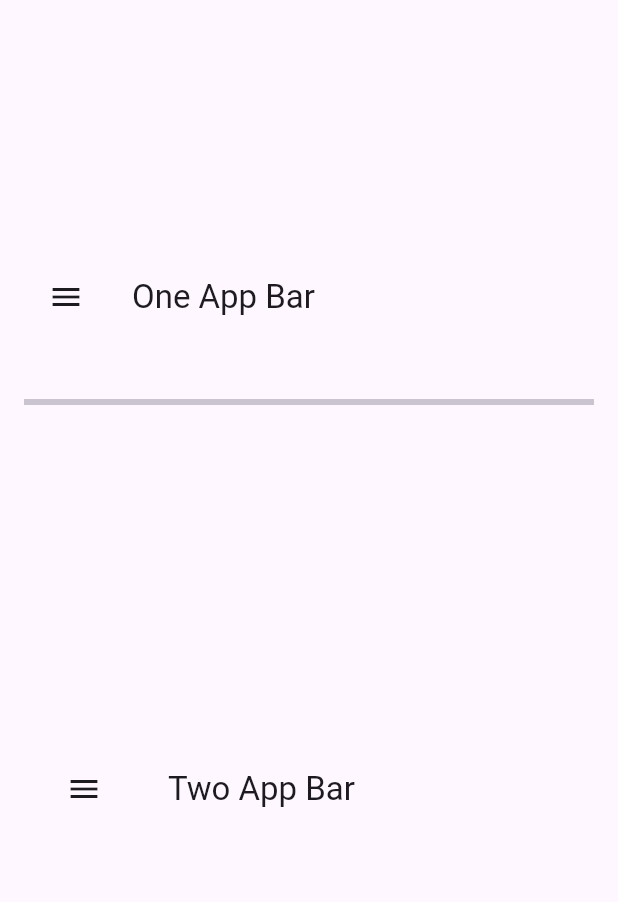
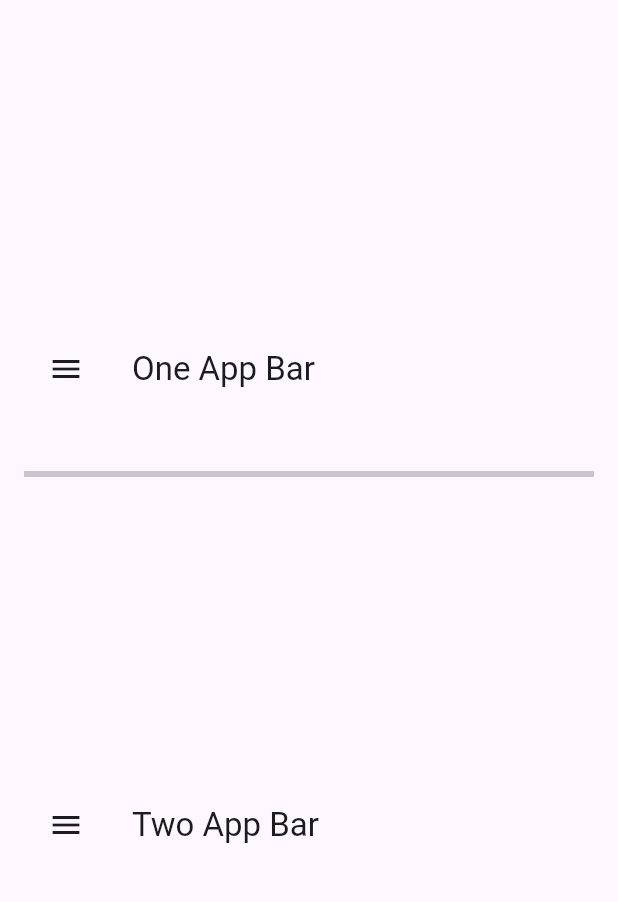
Before and after one commit to AcmeSoftwareLLC/acme_theme_provider, a Flutter app: the screen it shows after launch, on a phone screen of 412 x 824 dp, the part 63-965 px from its top. Run offline on Flutter 3.47's test engine with Material 2 defaults, Android fonts, the phone set to English and light mode, and no system bars; our stand-ins replace google_fonts, shared_preferences; missing offline and left inert: json_theme.

Commit message:
🐛 requested changes

```diff
--- a/lib/src/core/configs/app_bar_config.dart
+++ b/lib/src/core/configs/app_bar_config.dart
@@ -6,31 +6,19 @@ class AppBarConfig extends ComponentConfig {
   const AppBarConfig({
     required this.theme,
     required this.divider,
-    required this.elevation,
-    required this.scrolledUnderElevation,
-    required this.titleSpacing,
     this.toolbarOpacity = 1,
     this.bottomOpacity = 1,
-    required this.toolbarHeight,
     required this.leadingWidth,
   });
 
   final AppBarTheme? theme;
   final DividerAppBarConfig? divider;
-  final double? elevation;
-  final double? scrolledUnderElevation;
-  final double? titleSpacing;
   final double toolbarOpacity;
   final double bottomOpacity;
-  final double? toolbarHeight;
   final double? leadingWidth;
 
   factory AppBarConfig.fromMap(Map<String, dynamic> map) {
     final divider = map['divider'];
-    final elevation = map['elevation'];
-    final scrolledUnderElevation = map['scrolledUnderElevation'];
-    final titleSpacing = map['titleSpacing'];
-    final toolbarHeight = map['toolbarHeight'];
     final leadingWidth = map['leadingWidth'];
     final toolbarOpacity = map['toolbarOpacity'];
     final bottomOpacity = map['bottomOpacity'];
@@ -38,13 +26,9 @@ class AppBarConfig extends ComponentConfig {
     return AppBarConfig(
       theme: ThemeDecoder.decodeAppBarTheme(map['theme']),
       divider: divider == null ? null : DividerAppBarConfig.fromMap(divider),
-      elevation: elevation ?? null,
-      scrolledUnderElevation: scrolledUnderElevation ?? null,
-      titleSpacing: titleSpacing ?? null,
       toolbarOpacity: toolbarOpacity ?? 1,
       bottomOpacity: bottomOpacity ?? 1,
-      toolbarHeight: toolbarHeight ?? null,
-      leadingWidth: leadingWidth ?? null,
+      leadingWidth: leadingWidth ?? 56,
     );
   }
 
@@ -54,12 +38,8 @@ class AppBarConfig extends ComponentConfig {
       'type': ComponentType.appBar.value,
       'theme': ThemeEncoder.encodeAppBarTheme(theme),
       'divider': divider?.toMap(),
-      'elevation': elevation,
-      'scrolledUnderElevation': scrolledUnderElevation,
-      'titleSpacing': titleSpacing,
       'toolbarOpacity': toolbarOpacity,
       'bottomOpacity': bottomOpacity,
-      'toolbarHeight': toolbarHeight,
       'leadingWidth': leadingWidth,
     };
   }
@@ -67,25 +47,15 @@ class AppBarConfig extends ComponentConfig {
   AppBarConfig copyWith({
     AppBarTheme? theme,
     DividerAppBarConfig? divider,
-    double? elevation,
-    double? scrolledUnderElevation,
-    Color? shadowColor,
-    double? titleSpacing,
     double? toolbarOpacity,
     double? bottomOpacity,
-    double? toolbarHeight,
     double? leadingWidth,
   }) {
     return AppBarConfig(
       theme: theme ?? this.theme,
       divider: divider ?? this.divider,
-      elevation: elevation ?? this.elevation,
-      scrolledUnderElevation:
-          scrolledUnderElevation ?? this.scrolledUnderElevation,
-      titleSpacing: titleSpacing ?? this.titleSpacing,
       toolbarOpacity: toolbarOpacity ?? this.toolbarOpacity,
       bottomOpacity: bottomOpacity ?? this.bottomOpacity,
-      toolbarHeight: toolbarHeight ?? this.toolbarHeight,
       leadingWidth: leadingWidth ?? this.leadingWidth,
     );
   }
--- a/playground/lib/main.dart
+++ b/playground/lib/main.dart
@@ -33,9 +33,6 @@ class MyApp extends StatelessWidget {
           'theme': {
             'backgroundColor': '#0000FF',
           },
-          'leadingWidth': 80.0,
-          'toolbarOpacity': 1.0,
-          'toolbarHeight': 200.0,
         },
       },
     };
```
Also changed, not shown: lib/src/core/widgets/app_bar.dart (+0 -7 lines).
